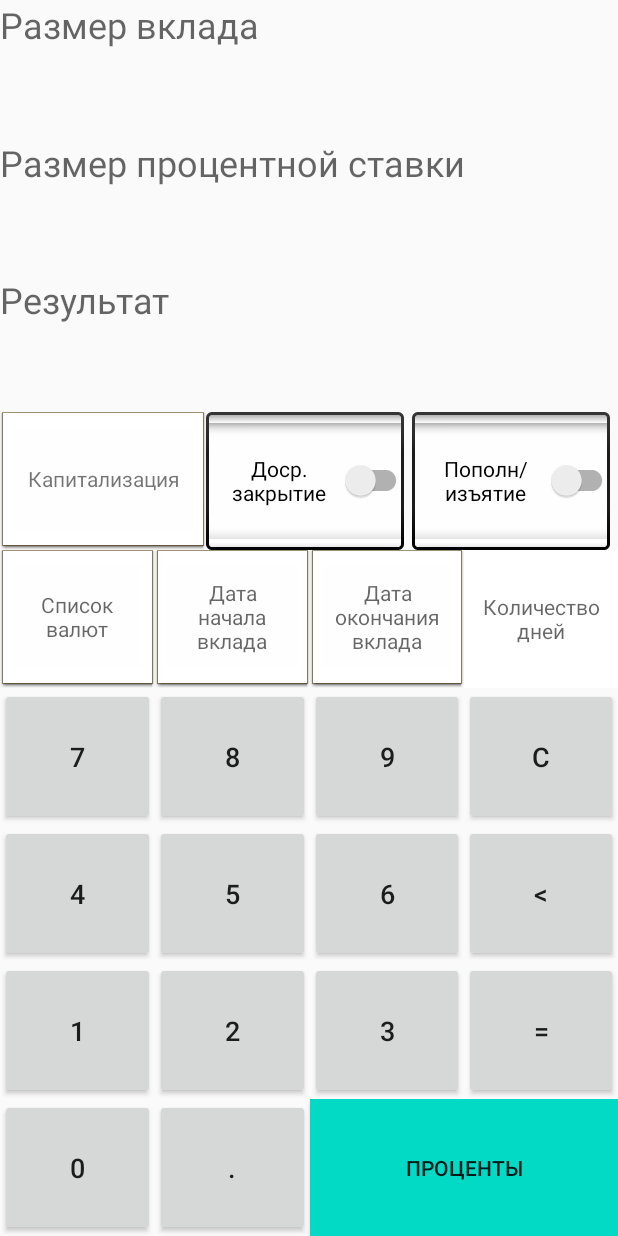
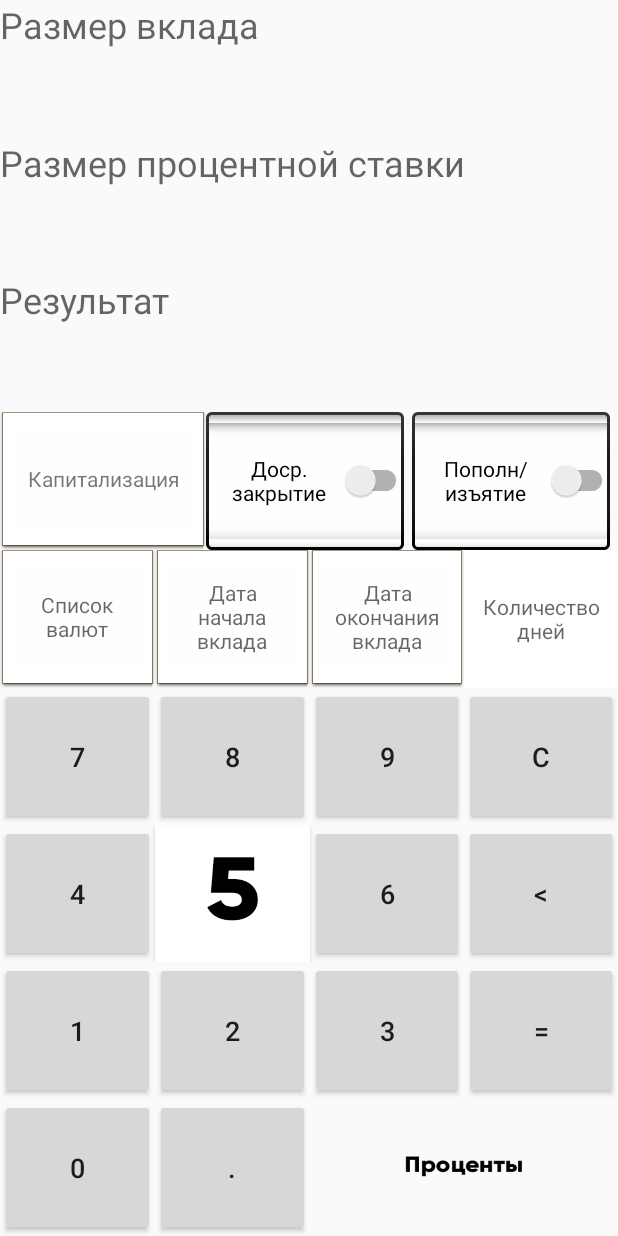
Before and after one commit to Clomance/USATU_Project, an Android app: the CalculateActivity screen opened directly, with no data from a screen before it, on a phone screen of 412 x 824 dp. Run offline under Robolectric (Android 15) with nearby library versions, the phone set to English and light mode, and no system bars.

Commit message:
Покрашены УЖЕ две кнопки

```diff
--- /dev/null
+++ b/app/src/main/res/drawable/procent_summ_selector_xml.xml
@@ -0,0 +1,7 @@
+<?xml version="1.0" encoding="utf-8"?>
+<selector xmlns:android="http://schemas.android.com/apk/res/android">
+
+    <item android:drawable="@drawable/button5" android:state_selected="true"></item>
+    <item android:drawable="@drawable/procent_press" android:state_pressed="true"></item>
+    <item android:drawable="@drawable/procent_select"></item>
+</selector>
--- a/app/src/main/res/layout/calculate_main.xml
+++ b/app/src/main/res/layout/calculate_main.xml
@@ -186,8 +186,10 @@
             android:layout_width="match_parent"
             android:layout_height="match_parent"
             android:layout_weight="1"
+            android:background="@drawable/button5"
             android:onClick="onButtonsClick"
             android:text="5"
+            android:textColor="#00FFFFFF"
             android:textSize="18sp" />
 
         <Button
@@ -282,10 +284,11 @@
             android:layout_height="match_parent"
             android:layout_weight="2"
 
-            android:background="@color/design_default_color_secondary"
+            android:background="@drawable/procent_summ_selector_xml"
             android:clickable="true"
             android:onClick="onButtonsClick"
-            android:text="Проценты" />
+            android:text="Проценты"
+            android:textColor="#00FFFFFF" />
     </LinearLayout>
 
 </LinearLayout>
```
Also changed, not shown: app/src/main/res/drawable-v21/procent_press.png (added), app/src/main/res/drawable/button5.png (added), app/src/main/res/drawable/procent_select.png (added).
